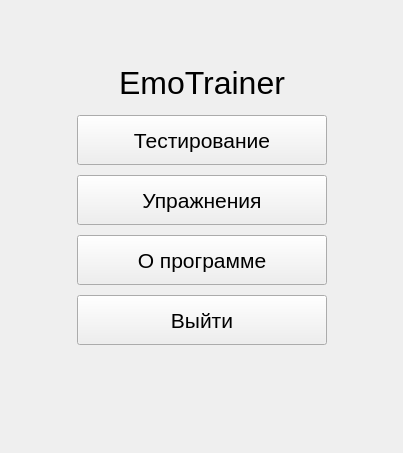
This is templates_ui/menuWidget.ui in s4lat/emotion_classification as Qt 5 draws it before an edit. The edited form follows.
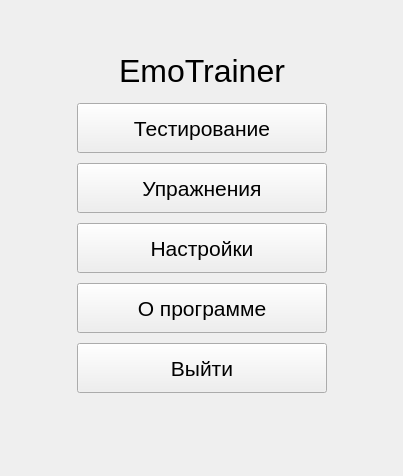
This is the edited form.

Commit message: Settings button, install_dlib.sh COMEBACK

```diff
--- a/templates_ui/menuWidget.ui
+++ b/templates_ui/menuWidget.ui
@@ -7,7 +7,7 @@
     <x>0</x>
     <y>0</y>
     <width>403</width>
-    <height>453</height>
+    <height>476</height>
    </rect>
   </property>
   <property name="sizePolicy">
@@ -183,6 +183,39 @@
        </property>
       </widget>
      </item>
+     <item>
+      <widget class="QPushButton" name="settingsBtn">
+       <property name="enabled">
+        <bool>true</bool>
+       </property>
+       <property name="sizePolicy">
+        <sizepolicy hsizetype="Maximum" vsizetype="Maximum">
+         <horstretch>0</horstretch>
+         <verstretch>0</verstretch>
+        </sizepolicy>
+       </property>
+       <property name="minimumSize">
+        <size>
+         <width>250</width>
+         <height>50</height>
+        </size>
+       </property>
+       <property name="maximumSize">
+        <size>
+         <width>250</width>
+         <height>50</height>
+        </size>
+       </property>
+       <property name="font">
+        <font>
+         <pointsize>16</pointsize>
+        </font>
+       </property>
+       <property name="text">
+        <string>Настройки</string>
+       </property>
+      </widget>
+     </item>
      <item>
       <widget class="QPushButton" name="abotBtn">
        <property name="enabled">
```
The commit also changes 6 other files.
